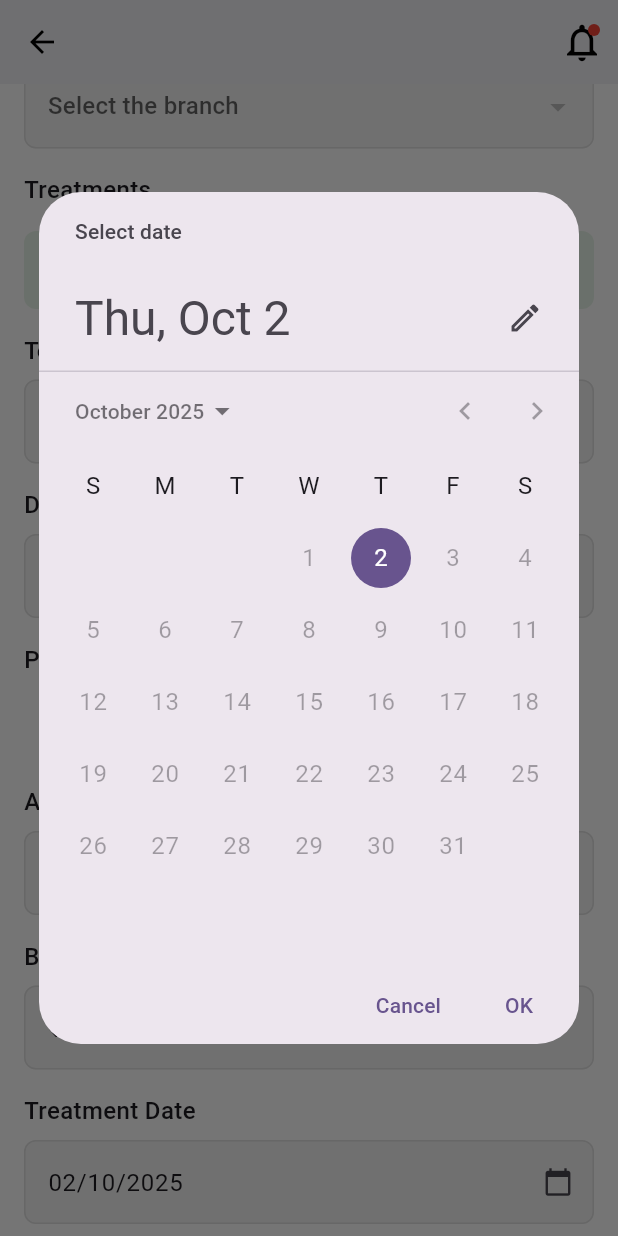
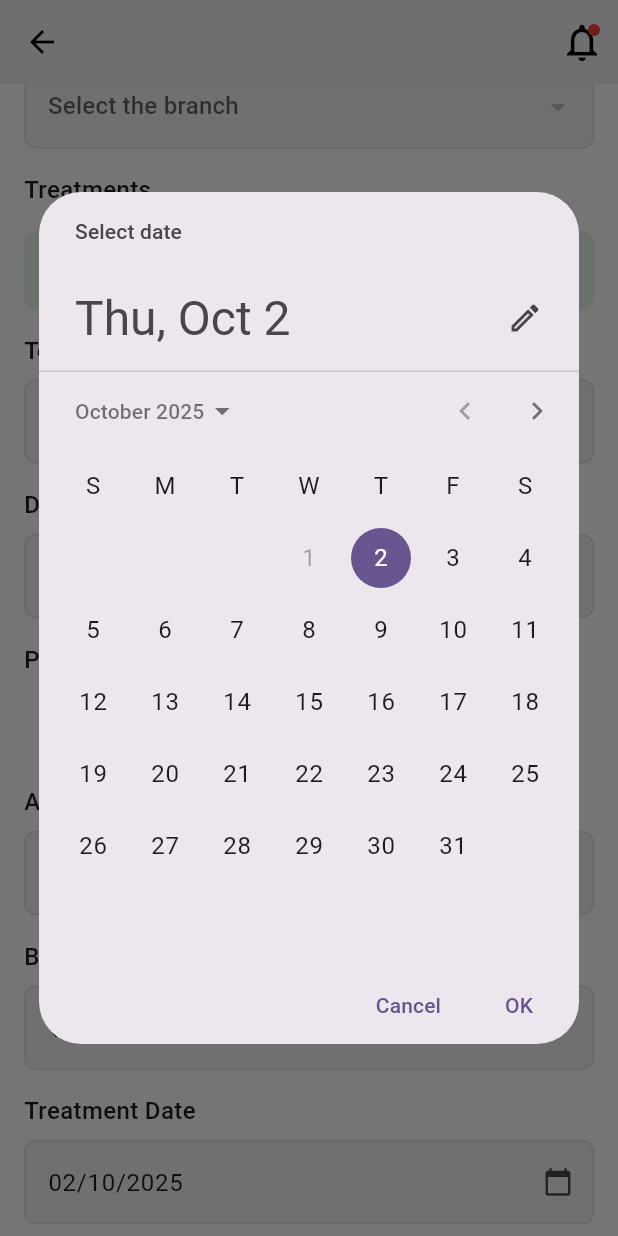
Before and after one commit to Adhinprakash/ayurveda, a Flutter app: the RegisterNowPage screen opened directly, scrolled down 576 dp, after a tap on "Treatment Date", on a phone screen of 412 x 824 dp. Run offline on Flutter 3.47's test engine with Material 3 defaults, Android fonts, the phone set to English and light mode, and no system bars; our stand-ins replace pdf, printing, shared_preferences; accounts and stored records are empty.

Commit message:
pdf page updated, refactors widgets

```diff
--- a/lib/controller/registration_provider.dart
+++ b/lib/controller/registration_provider.dart
@@ -222,7 +222,6 @@ try {
 
         if(response['status']==true){
 
-                  reset();
 
         notifyListeners();
 return true;
--- a/lib/view/pages/register_now_page.dart
+++ b/lib/view/pages/register_now_page.dart
@@ -4,7 +4,10 @@ import 'package:ayurveda/controller/registration_provider.dart';
 import 'package:ayurveda/main.dart';
 import 'package:ayurveda/view/pages/pdf.dart';
 import 'package:ayurveda/view/widgets/add_treatment_dialoag.dart';
+import 'package:ayurveda/view/widgets/radio_option_widget.dart';
+import 'package:ayurveda/view/widgets/register_page_dropdowns.dart';
 import 'package:ayurveda/view/widgets/regiter_page_textfield.dart';
+import 'package:ayurveda/view/widgets/treatment_card.dart';
 import 'package:flutter/material.dart';
 import 'package:intl/intl.dart';
 import 'package:provider/provider.dart';
@@ -55,7 +58,7 @@ class _RegisterNowPageState extends State<RegisterNowPage> {
       final DateTime? picked = await showDatePicker(
           context: context,
           firstDate: DateTime.now(),
-          lastDate: DateTime.now(),
+          lastDate: DateTime(2026),
           initialDate: DateTime.now());
 
       if (picked != null) {
@@ -118,7 +121,7 @@ class _RegisterNowPageState extends State<RegisterNowPage> {
           ScaffoldMessenger.of(context).showSnackBar(
             const SnackBar(content: Text('Patient registered successfully!'), backgroundColor: Colors.green),
           );
-
+          registerprovider.reset();
           Navigator.pop(context);
 
     }else{
@@ -194,7 +197,7 @@ class _RegisterNowPageState extends State<RegisterNowPage> {
 
               Consumer<RegistrationProvider>(
                 builder: (context, provider, _) {
-                  return _buildDropdown('Location', provider.selectedLocation, _locations,
+                  return buildDropdown('Location', provider.selectedLocation, _locations,
                       (value) => provider.setlocation(value!));
                 },
               ),
@@ -202,7 +205,7 @@ class _RegisterNowPageState extends State<RegisterNowPage> {
 
               Consumer<RegistrationProvider>(
                 builder: (context, provider, _) {
-                  return _buildDropdown(
+                  return buildDropdown(
                     'Branch',
                     provider.selectedBranch?.name,
                     provider.branches.map((b) => b.name).toList(),
@@ -223,7 +226,7 @@ class _RegisterNowPageState extends State<RegisterNowPage> {
                   return Column(
                     children: [
                       ...provider.selectedTreatments.asMap().entries.map((entry) {
-                        return _buildTreatmentCard(entry.key + 1, entry.value, provider,context);
+                        return buildTreatmentCard(entry.key + 1, entry.value, provider,context);
                       }).toList(),
                       const SizedBox(height: 8),
                       InkWell(
@@ -277,15 +280,15 @@ class _RegisterNowPageState extends State<RegisterNowPage> {
                 builder: (context, provider, _) {
                   return Row(
                     children: [
-                      _buildRadioOption('Cash', provider.paymentOption == 'Cash', () {
+                      buildRadioOption('Cash', provider.paymentOption == 'Cash', () {
                         provider.setPaymentOption('Cash');
                       }),
                       const SizedBox(width: 16),
-                      _buildRadioOption('Card', provider.paymentOption == 'Card', () {
+                      buildRadioOption('Card', provider.paymentOption == 'Card', () {
                         provider.setPaymentOption('Card');
                       }),
                       const SizedBox(width: 16),
-                      _buildRadioOption('UPI', provider.paymentOption == 'UPI', () {
+                      buildRadioOption('UPI', provider.paymentOption == 'UPI', () {
                         provider.setPaymentOption('UPI');
                       }),
                     ],
@@ -321,6 +324,10 @@ class _RegisterNowPageState extends State<RegisterNowPage> {
                 builder: (context, provider, _) {
                   return InkWell(
                     onTap: ()async{
+
+
+
+
                       _selectdate();
                     },
                     child: IgnorePointer(
@@ -349,7 +356,7 @@ class _RegisterNowPageState extends State<RegisterNowPage> {
                           child: IgnorePointer(
                             child: buildTextField(
                               '',
-                              TextEditingController(text: provider.treatmentTime.hour.toString().padLeft(2, '0')),
+                              TextEditingController(text: provider.treatmentTime.hourOfPeriod.toString().padLeft(2, '0')),
                               'Hour',
                             ),
                           ),
@@ -399,153 +406,8 @@ class _RegisterNowPageState extends State<RegisterNowPage> {
 
   }
 
-  Widget _buildDropdown(
-    String label,
-    String? value,
-    List<String> items,
-    Function(String?) onChanged, {
-    String hint = '',
-  }) {
-    return Column(
-      crossAxisAlignment: CrossAxisAlignment.start,
-      children: [
-        Text(label, style: const TextStyle(fontSize: 16, fontWeight: FontWeight.w500)),
-        const SizedBox(height: 8),
-        DropdownButtonFormField<String>(
-          value: items.contains(value) ? value : null,
-          decoration: InputDecoration(
-            filled: true,
-            fillColor: Colors.grey[100],
-            border: OutlineInputBorder(
-              borderRadius: BorderRadius.circular(8),
-              borderSide: BorderSide(color: Colors.grey[300]!),
-            ),
-            enabledBorder: OutlineInputBorder(
-              borderRadius: BorderRadius.circular(8),
-              borderSide: BorderSide(color: Colors.grey[300]!),
-            ),
-          ),
-          hint: Text(hint.isEmpty ? 'Choose your $label' : hint),
-          items: items.map((item) {
-            return DropdownMenuItem(value: item, child: Text(item));
-          }).toList(),
-          onChanged: onChanged,
-          validator: (value) {
-            if (value == null) {
-              return 'Please select $label';
-            }
-            return null;
-          },
-        ),
-      ],
-    );
-  }
 
-  Widget _buildRadioOption(String label, bool selected, VoidCallback onTap) {
-    return InkWell(
-      onTap: onTap,
-      child: Row(
-        children: [
-          Radio(
-            value: selected,
-            groupValue: true,
-            onChanged: (_) => onTap(),
-            activeColor: const Color(0xFF006837),
-          ),
-          Text(label),
-        ],
-      ),
-    );
-  }
 
-  Widget _buildTreatmentCard(
-    int index,
-    TreatmentSelection selection,
-    RegistrationProvider provider,
-    BuildContext context
-  ) {
-    return Container(
-      margin: const EdgeInsets.only(bottom: 12),
-      padding: const EdgeInsets.all(12),
-      decoration: BoxDecoration(
-        color: Colors.grey[50],
-        borderRadius: BorderRadius.circular(8),
-        border: Border.all(color: Colors.grey[300]!),
-      ),
-      child: Column(
-        crossAxisAlignment: CrossAxisAlignment.start,
-        children: [
-          Row(
-            mainAxisAlignment: MainAxisAlignment.spaceBetween,
-            children: [
-              Expanded(
-                child: Text(
-                  '$index. ${selection.treatment.name}',
-                  style: const TextStyle(fontWeight: FontWeight.w600),
-                ),
-              ),
-              Row(
-                children: [
-                  IconButton(
-                    icon: const Icon(Icons.edit, size: 20, color: Color(0xFF006837)),
-                    onPressed: () {
-                      showDialog(
-                        context:context ,
-                        builder: (_) => AddTreatmentDialog(existingSelection: selection),
-                      );
-                    },
-                  ),
-                  IconButton(
-                    icon: const Icon(Icons.close, size: 20, color: Colors.red),
-                    onPressed: () {
-                      provider.removeTreatment(selection.treatment.id);
-                    },
-                  ),
-                ],
-              ),
-            ],
-          ),
-          const SizedBox(height: 8),
-          Row(
-            children: [
-              Expanded(
-                child: Row(
-                  children: [
-                    const Text('Male', style: TextStyle(fontSize: 14)),
-                    const SizedBox(width: 8),
-                    Container(
-                      padding: const EdgeInsets.symmetric(horizontal: 12, vertical: 4),
-                      decoration: BoxDecoration(
-                        color: Colors.white,
-                        borderRadius: BorderRadius.circular(4),
-                        border: Border.all(color: Colors.grey[300]!),
-                      ),
-                      child: Text('${selection.maleCount}'),
-                    ),
-                  ],
-                ),
-              ),
-              Expanded(
-                child: Row(
-                  children: [
-                    const Text('Female', style: TextStyle(fontSize: 14)),
-                    const SizedBox(width: 8),
-                    Container(
-                      padding: const EdgeInsets.symmetric(horizontal: 12, vertical: 4),
-                      decoration: BoxDecoration(
-                        color: Colors.white,
-                        borderRadius: BorderRadius.circular(4),
-                        border: Border.all(color: Colors.grey[300]!),
-                      ),
-                      child: Text('${selection.femaleCount}'),
-                    ),
-                  ],
-                ),
-              ),
-            ],
-          ),
-        ],
-      ),
-    );
-  }
+
+
 }
--- /dev/null
+++ b/lib/view/widgets/radio_option_widget.dart
@@ -0,0 +1,20 @@
+  import 'dart:ui';
+
+import 'package:flutter/material.dart';
+
+Widget buildRadioOption(String label, bool selected, VoidCallback onTap) {
+    return InkWell(
+      onTap: onTap,
+      child: Row(
+        children: [
+          Radio(
+            value: selected,
+            groupValue: true,
+            onChanged: (_) => onTap(),
+            activeColor: const Color(0xFF006837),
+          ),
+          Text(label),
+        ],
+      ),
+    );
+  }
--- /dev/null
+++ b/lib/view/widgets/register_page_dropdowns.dart
@@ -0,0 +1,43 @@
+ import 'package:flutter/material.dart';
+
+Widget buildDropdown(
+    String label,
+    String? value,
+    List<String> items,
+    Function(String?) onChanged, {
+    String hint = '',
+  }) {
+    return Column(
+      crossAxisAlignment: CrossAxisAlignment.start,
+      children: [
+        Text(label, style: const TextStyle(fontSize: 16, fontWeight: FontWeight.w500)),
+        const SizedBox(height: 8),
+        DropdownButtonFormField<String>(
+          value: items.contains(value) ? value : null,
+          decoration: InputDecoration(
+            filled: true,
+            fillColor: Colors.grey[100],
+            border: OutlineInputBorder(
+              borderRadius: BorderRadius.circular(8),
+              borderSide: BorderSide(color: Colors.grey[300]!),
+            ),
+            enabledBorder: OutlineInputBorder(
+              borderRadius: BorderRadius.circular(8),
+              borderSide: BorderSide(color: Colors.grey[300]!),
+            ),
+          ),
+          hint: Text(hint.isEmpty ? 'Choose your $label' : hint),
+          items: items.map((item) {
+            return DropdownMenuItem(value: item, child: Text(item));
+          }).toList(),
+          onChanged: onChanged,
+          validator: (value) {
+            if (value == null) {
+              return 'Please select $label';
+            }
+            return null;
+          },
+        ),
+      ],
+    );
+  }
```
Also changed, not shown: lib/view/pages/pdf.dart (+34 -35 lines), lib/view/widgets/treatment_card.dart (added, +95 -0 lines).
